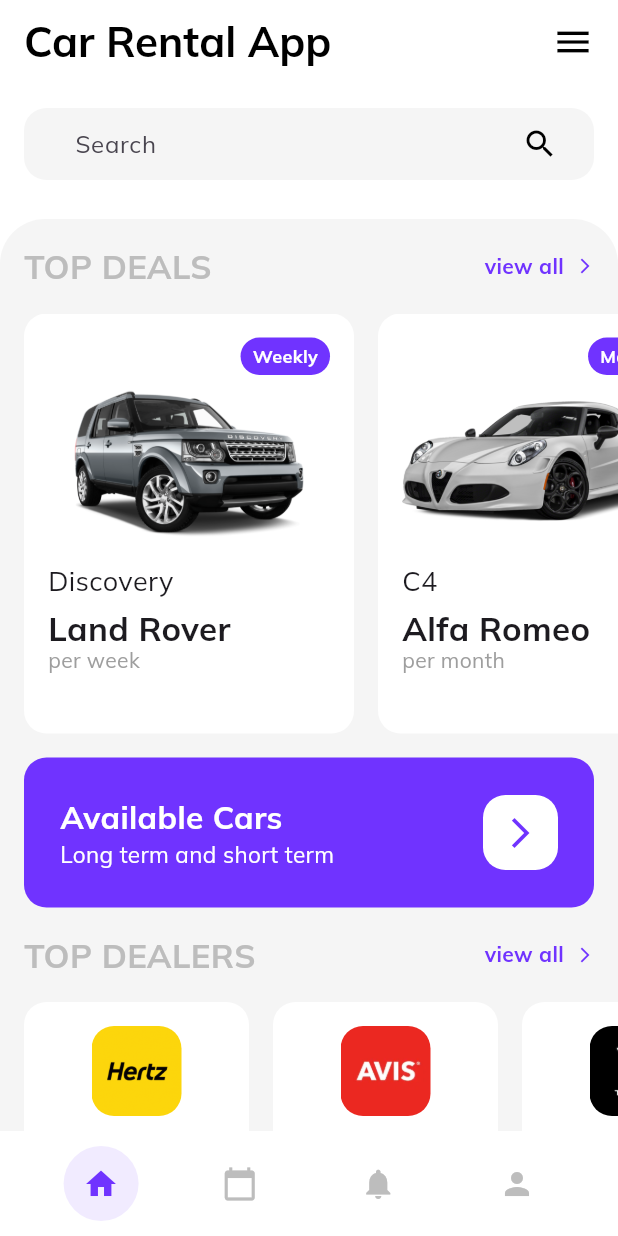
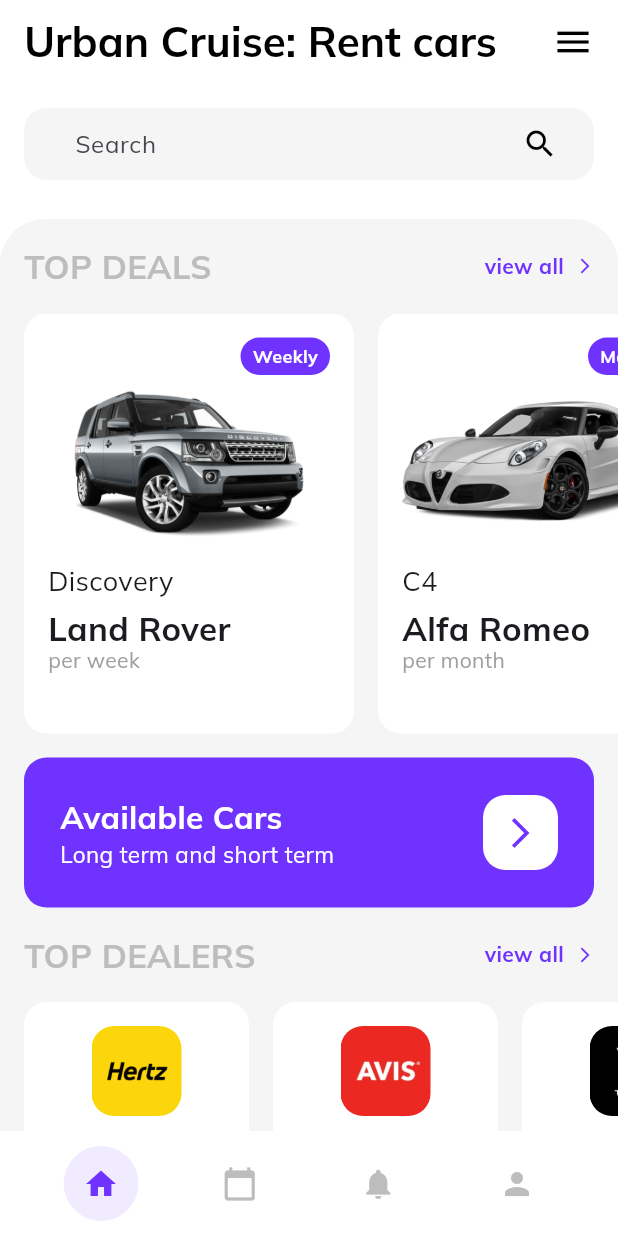
Before and after one commit to adityagupta7711/urban-cruise, a Flutter app: the screen it shows after launch, on a phone screen of 412 x 824 dp. Run offline on Flutter 3.47's test engine with Material 3 defaults, Android fonts, the phone set to English and light mode, and no system bars; our stand-ins replace google_fonts.

Commit message:
added new pages, navigation and new features

```diff
--- a/lib/data.dart
+++ b/lib/data.dart
@@ -1,24 +1,26 @@
 import 'package:flutter/material.dart';
+import 'package:urban_cruise/calendarpage.dart';
+import 'package:urban_cruise/notifpage.dart';
+import 'package:urban_cruise/profilepage.dart';
+import 'package:urban_cruise/showroom.dart';
 
 class NavigationItem {
+  IconData iconData;
+  Widget page;
 
-  IconData iconData;
-
-  NavigationItem(this.iconData);
-
+  NavigationItem(this.iconData, this.page);
 }
 
-List<NavigationItem> getNavigationItemList(){
+List<NavigationItem> getNavigationItemList() {
   return <NavigationItem>[
-    NavigationItem(Icons.home),
-    NavigationItem(Icons.calendar_today),
-    NavigationItem(Icons.notifications),
-    NavigationItem(Icons.person),
+    NavigationItem(Icons.home, Showroom()),
+    NavigationItem(Icons.calendar_today, CalendarPage()),
+    NavigationItem(Icons.notifications, NotificationsPage()),
+    NavigationItem(Icons.person, ProfilePage()),
   ];
 }
 
 class Car {
-
   String brand;
   String model;
   double price;
@@ -26,10 +28,9 @@
   List<String> images;
 
   Car(this.brand, this.model, this.price, this.condition, this.images);
-
 }
 
-List<Car> getCarList(){
+List<Car> getCarList() {
   return <Car>[
     Car(
       "Land Rover",
@@ -142,17 +143,14 @@
 }
 
 class Dealer {
-
   String name;
   int offers;
   String image;
 
-
   Dealer(this.name, this.offers, this.image);
-
 }
 
-List<Dealer> getDealerList(){
+List<Dealer> getDealerList() {
   return <Dealer>[
     Dealer(
       "Hertz",
@@ -173,14 +171,12 @@
 }
 
 class Filter {
-
   String name;
 
   Filter(this.name);
-
 }
 
-List<Filter> getFilterList(){
+List<Filter> getFilterList() {
   return <Filter>[
     Filter("Best Match"),
     Filter("Highest Price"),
--- a/lib/showroom.dart
+++ b/lib/showroom.dart
@@ -19,7 +19,6 @@
   List<NavigationItem> navigationItems = getNavigationItemList();
   NavigationItem selectedItem = getNavigationItemList()[0];
 
-
   List<Car> cars = getCarList();
   List<Dealer> dealers = getDealerList();
 
@@ -40,9 +39,10 @@
         elevation: 0,
         systemOverlayStyle: SystemUiOverlayStyle(
           statusBarBrightness: Brightness.light,
-        statusBarIconBrightness: Brightness.dark,),
+          statusBarIconBrightness: Brightness.dark,
+        ),
         title: Text(
-          "Car Rental App",
+          "Urban Cruise: Rent cars",
           style: GoogleFonts.mulish(
             fontSize: 28,
             fontWeight: FontWeight.bold,
@@ -64,7 +64,6 @@
       body: Column(
         crossAxisAlignment: CrossAxisAlignment.stretch,
         children: [
-
           Container(
             padding: EdgeInsets.only(bottom: 10),
             child: Padding(
@@ -82,7 +81,9 @@
                   ),
                   filled: true,
                   fillColor: Colors.grey[100],
-                  contentPadding: EdgeInsets.only(left: 30,),
+                  contentPadding: EdgeInsets.only(
+                    left: 30,
+                  ),
                   suffixIcon: Padding(
                     padding: EdgeInsets.only(right: 24.0, left: 16.0),
                     child: Icon(
@@ -95,7 +96,6 @@
               ),
             ),
           ),
-
           Expanded(
             child: SingleChildScrollView(
               physics: BouncingScrollPhysics(),
@@ -109,13 +109,11 @@
                 ),
                 child: Column(
                   children: [
-
                     Padding(
                       padding: EdgeInsets.all(16),
                       child: Row(
                         mainAxisAlignment: MainAxisAlignment.spaceBetween,
                         children: [
-
                           Text(
                             "TOP DEALS",
                             style: TextStyle(
@@ -124,10 +122,8 @@
                               color: Colors.grey[400],
                             ),
                           ),
-
                           Row(
                             children: [
-
                               Text(
                                 "view all",
                                 style: TextStyle(
@@ -136,24 +132,19 @@
                                   color: kPrimaryColor,
                                 ),
                               ),
-
                               SizedBox(
                                 width: 8,
                               ),
-
                               Icon(
                                 Icons.arrow_forward_ios,
                                 size: 12,
                                 color: kPrimaryColor,
                               ),
-
                             ],
                           ),
-
                         ],
                       ),
                     ),
-
                     SizedBox(
                       height: 280,
                       child: ListView(
@@ -162,12 +153,12 @@
                         children: buildDeals(),
                       ),
                     ),
-
                     GestureDetector(
                       onTap: () {
                         Navigator.push(
                           context,
-                          MaterialPageRoute(builder: (context) => AvailableCars()),
+                          MaterialPageRoute(
+                              builder: (context) => AvailableCars()),
                         );
                       },
                       child: Padding(
@@ -184,12 +175,10 @@
                           child: Row(
                             mainAxisAlignment: MainAxisAlignment.spaceBetween,
                             children: [
-
                               Column(
                                 crossAxisAlignment: CrossAxisAlignment.start,
                                 mainAxisAlignment: MainAxisAlignment.center,
                                 children: [
-
                                   Text(
                                     "Available Cars",
                                     style: TextStyle(
@@ -198,7 +187,6 @@
                                       color: Colors.white,
                                     ),
                                   ),
-
                                   Text(
                                     "Long term and short term",
                                     style: TextStyle(
@@ -206,10 +194,8 @@
                                       color: Colors.white,
                                     ),
                                   ),
-
                                 ],
                               ),
-
                               Container(
                                 decoration: BoxDecoration(
                                   color: Colors.white,
@@ -226,19 +212,16 @@
                                   ),
                                 ),
                               ),
-
                             ],
                           ),
                         ),
                       ),
                     ),
-
                     Padding(
                       padding: EdgeInsets.all(16),
                       child: Row(
                         mainAxisAlignment: MainAxisAlignment.spaceBetween,
                         children: [
-
                           Text(
                             "TOP DEALERS",
                             style: TextStyle(
@@ -247,10 +230,8 @@
                               color: Colors.grey[400],
                             ),
                           ),
-
                           Row(
                             children: [
-
                               Text(
                                 "view all",
                                 style: TextStyle(
@@ -259,24 +240,19 @@
                                   color: kPrimaryColor,
                                 ),
                               ),
-
                               SizedBox(
                                 width: 8,
                               ),
-
                               Icon(
                                 Icons.arrow_forward_ios,
                                 size: 12,
                                 color: kPrimaryColor,
                               ),
-
                             ],
                           ),
-
                         ],
                       ),
                     ),
-
                     Container(
                       height: 150,
                       margin: EdgeInsets.only(bottom: 16),
@@ -286,13 +262,11 @@
                         children: buildDealers(),
                       ),
                     ),
-
                   ],
                 ),
               ),
             ),
           ),
-
         ],
       ),
       bottomNavigationBar: Container(
@@ -302,8 +276,7 @@
             borderRadius: BorderRadius.only(
               topLeft: Radius.circular(30),
               topRight: Radius.circular(30),
-          )
-        ),
+            )),
         child: Row(
           mainAxisAlignment: MainAxisAlignment.spaceEvenly,
           children: buildNavigationItems(),
@@ -312,25 +285,22 @@
     );
   }
 
-  List<Widget> buildDeals(){
+  List<Widget> buildDeals() {
     List<Widget> list = [];
     for (var i = 0; i < cars.length; i++) {
-      list.add(
-        GestureDetector(
+      list.add(GestureDetector(
           onTap: () {
             Navigator.push(
               context,
               MaterialPageRoute(builder: (context) => BookCar(car: cars[i])),
             );
           },
-          child: buildCar(cars[i], i)
-        )
-      );
+          child: buildCar(cars[i], i)));
     }
     return list;
   }
 
-  List<Widget> buildDealers(){
+  List<Widget> buildDealers() {
     List<Widget> list = [];
     for (var i = 0; i < dealers.length; i++) {
       list.add(buildDealer(dealers[i], i));
@@ -338,7 +308,7 @@
     return list;
   }
 
-  List<Widget> buildNavigationItems(){
+  List<Widget> buildNavigationItems() {
     List<Widget> list = [];
     for (var navigationItem in navigationItems) {
       list.add(buildNavigationItem(navigationItem));
@@ -346,18 +316,19 @@
     return list;
   }
 
-  Widget buildNavigationItem(NavigationItem item){
+  Widget buildNavigationItem(NavigationItem item) {
     return GestureDetector(
       onTap: () {
-        setState(() {
-          selectedItem = item;
-        });
+            Navigator.push(
+        context,
+        MaterialPageRoute(builder: (context) => item.page),
+      );
+
       },
       child: SizedBox(
         width: 50,
         child: Stack(
           children: <Widget>[
-
             selectedItem == item
                 ? Center(
                     child: Container(
@@ -370,7 +341,6 @@
                     ),
                   )
                 : Container(),
-
             Center(
               child: Icon(
                 item.iconData,
@@ -378,11 +348,9 @@
                 size: 24,
               ),
             )
-
           ],
         ),
       ),
     );
   }
-
 }
```
Lines whose indentation alone changed are shown as unchanged.
